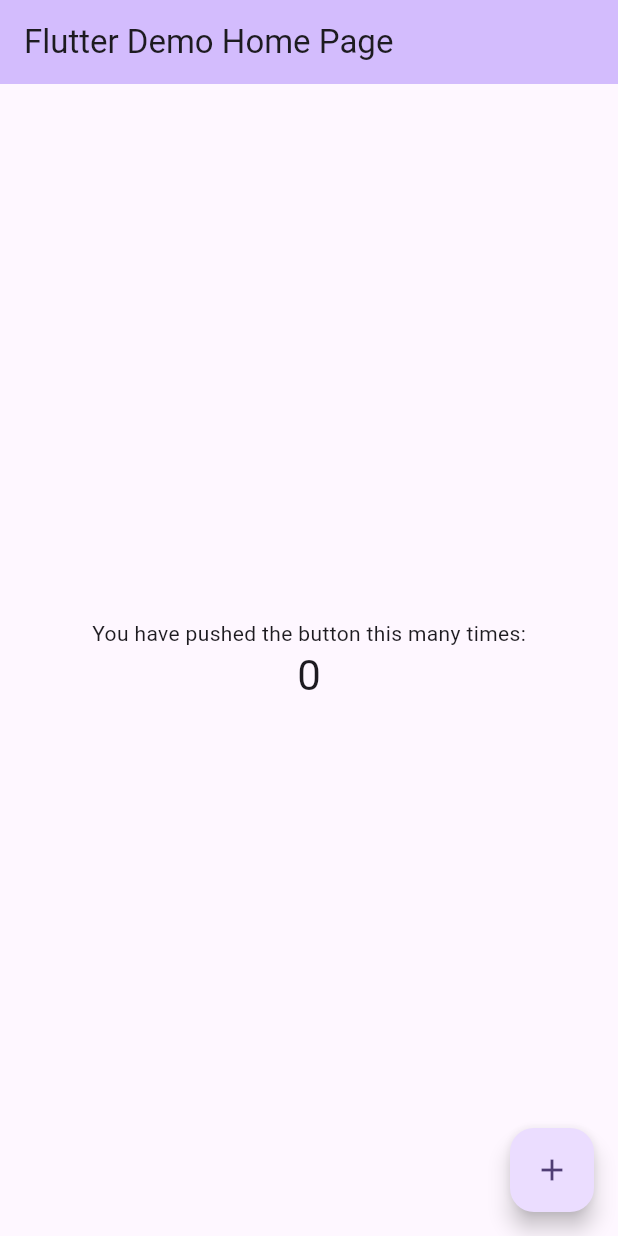
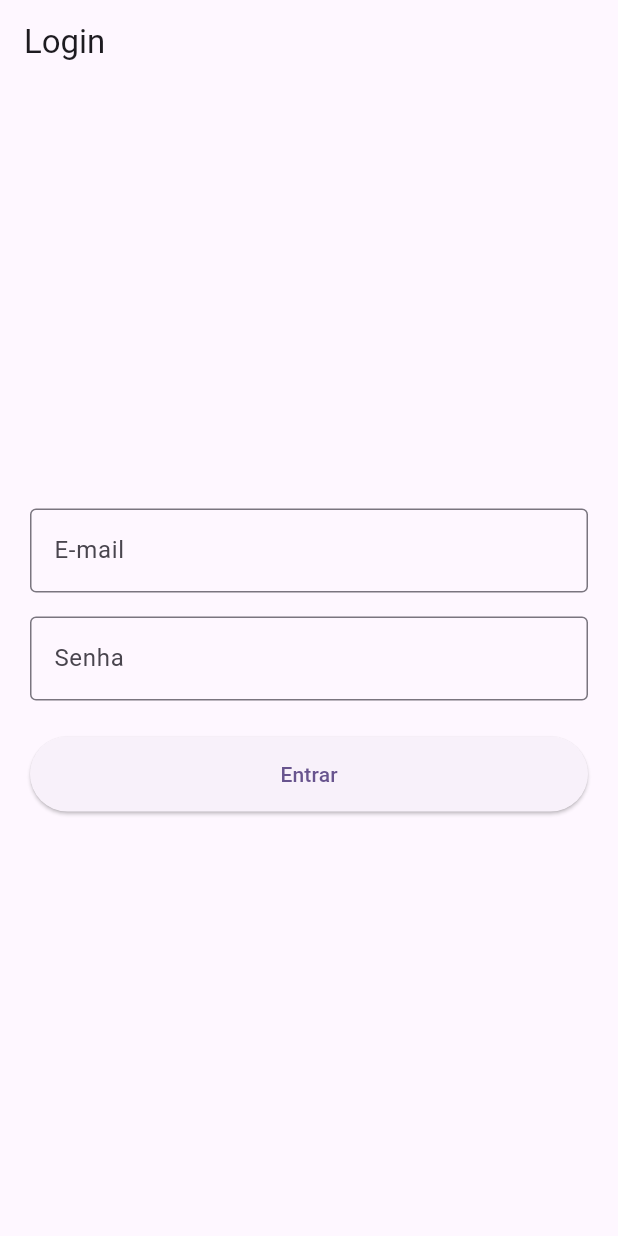
Before and after one commit to joaovitorht/training-gacha, a Flutter app: the screen it shows after launch, on a phone screen of 412 x 824 dp. Run offline on Flutter 3.47's test engine with Material 3 defaults, Android fonts, the phone set to English and light mode, and no system bars.

Commit message:
subindo frontend com login e register

```diff
--- a/frontend/lib/main.dart
+++ b/frontend/lib/main.dart
@@ -1,4 +1,5 @@
 import 'package:flutter/material.dart';
+import 'screens/login.dart';
 
 void main() {
   runApp(const MyApp());
@@ -7,116 +8,18 @@ void main() {
 class MyApp extends StatelessWidget {
   const MyApp({super.key});
 
-  // This widget is the root of your application.
   @override
   Widget build(BuildContext context) {
     return MaterialApp(
-      title: 'Flutter Demo',
+      debugShowCheckedModeBanner: false,
+      title: 'Training Gacha',
       theme: ThemeData(
-        // This is the theme of your application.
-        //
-        // TRY THIS: Try running your application with "flutter run". You'll see
-        // the application has a purple toolbar. Then, without quitting the app,
-        // try changing the seedColor in the colorScheme below to Colors.green
-        // and then invoke "hot reload" (save your changes or press the "hot
-        // reload" button in a Flutter-supported IDE, or press "r" if you used
-        // the command line to start the app).
-        //
-        // Notice that the counter didn't reset back to zero; the application
-        // state is not lost during the reload. To reset the state, use hot
-        // restart instead.
-        //
-        // This works for code too, not just values: Most code changes can be
-        // tested with just a hot reload.
-        colorScheme: .fromSeed(seedColor: Colors.deepPurple),
+        colorScheme: ColorScheme.fromSeed(
+          seedColor: Colors.deepPurple,
+        ),
+        useMaterial3: true,
       ),
-      home: const MyHomePage(title: 'Flutter Demo Home Page'),
+      home: const LoginScreen(),
     );
   }
 }
-
-class MyHomePage extends StatefulWidget {
-  const MyHomePage({super.key, required this.title});
-
-  // This widget is the home page of your application. It is stateful, meaning
-  // that it has a State object (defined below) that contains fields that affect
-  // how it looks.
-
-  // This class is the configuration for the state. It holds the values (in this
-  // case the title) provided by the parent (in this case the App widget) and
-  // used by the build method of the State. Fields in a Widget subclass are
-  // always marked "final".
-
-  final String title;
-
-  @override
-  State<MyHomePage> createState() => _MyHomePageState();
-}
-
-class _MyHomePageState extends State<MyHomePage> {
-  int _counter = 0;
-
-  void _incrementCounter() {
-    setState(() {
-      // This call to setState tells the Flutter framework that something has
-      // changed in this State, which causes it to rerun the build method below
-      // so that the display can reflect the updated values. If we changed
-      // _counter without calling setState(), then the build method would not be
-      // called again, and so nothing would appear to happen.
-      _counter++;
-    });
-  }
-
-  @override
-  Widget build(BuildContext context) {
-    // This method is rerun every time setState is called, for instance as done
-    // by the _incrementCounter method above.
-    //
-    // The Flutter framework has been optimized to make rerunning build methods
-    // fast, so that you can just rebuild anything that needs updating rather
-    // than having to individually change instances of widgets.
-    return Scaffold(
-      appBar: AppBar(
-        // TRY THIS: Try changing the color here to a specific color (to
-        // Colors.amber, perhaps?) and trigger a hot reload to see the AppBar
-        // change color while the other colors stay the same.
-        backgroundColor: Theme.of(context).colorScheme.inversePrimary,
-        // Here we take the value from the MyHomePage object that was created by
-        // the App.build method, and use it to set our appbar title.
-        title: Text(widget.title),
-      ),
-      body: Center(
-        // Center is a layout widget. It takes a single child and positions it
-        // in the middle of the parent.
-        child: Column(
-          // Column is also a layout widget. It takes a list of children and
-          // arranges them vertically. By default, it sizes itself to fit its
-          // children horizontally, and tries to be as tall as its parent.
-          //
-          // Column has various properties to control how it sizes itself and
-          // how it positions its children. Here we use mainAxisAlignment to
-          // center the children vertically; the main axis here is the vertical
-          // axis because Columns are vertical (the cross axis would be
-          // horizontal).
-          //
-          // TRY THIS: Invoke "debug painting" (choose the "Toggle Debug Paint"
-          // action in the IDE, or press "p" in the console), to see the
-          // wireframe for each widget.
-          mainAxisAlignment: .center,
-          children: [
-            const Text('You have pushed the button this many times:'),
-            Text(
-              '$_counter',
-              style: Theme.of(context).textTheme.headlineMedium,
-            ),
-          ],
-        ),
-      ),
-      floatingActionButton: FloatingActionButton(
-        onPressed: _incrementCounter,
-        tooltip: 'Increment',
-        child: const Icon(Icons.add),
-      ),
-    );
-  }
-}
--- /dev/null
+++ b/frontend/lib/screens/login.dart
@@ -0,0 +1,112 @@
+import 'package:flutter/material.dart';
+import '../services/auth_services.dart';
+
+class LoginScreen extends StatefulWidget {
+  const LoginScreen({super.key});
+
+  @override
+  State<LoginScreen> createState() => _LoginScreenState();
+}
+
+class _LoginScreenState extends State<LoginScreen> {
+  final emailController = TextEditingController();
+  final passwordController = TextEditingController();
+
+  final AuthService authService = AuthService();
+
+  bool isLoading = false;
+
+  Future<void> fazerLogin() async {
+    setState(() {
+      isLoading = true;
+    });
+
+    try {
+      final data = await authService.login(
+        emailController.text.trim(),
+        passwordController.text,
+      );
+
+      print('LOGIN REALIZADO!');
+      print(data);
+
+      if (!mounted) return;
+
+      ScaffoldMessenger.of(context).showSnackBar(
+        const SnackBar(
+          content: Text('Login realizado com sucesso!'),
+        ),
+      );
+    } catch (e) {
+      if (!mounted) return;
+
+      ScaffoldMessenger.of(context).showSnackBar(
+        SnackBar(
+          content: Text(e.toString()),
+        ),
+      );
+    } finally {
+      if (mounted) {
+        setState(() {
+          isLoading = false;
+        });
+      }
+    }
+  }
+
+  @override
+  void dispose() {
+    emailController.dispose();
+    passwordController.dispose();
+    super.dispose();
+  }
+
+  @override
+  Widget build(BuildContext context) {
+    return Scaffold(
+      appBar: AppBar(
+        title: const Text('Login'),
+      ),
+      body: Padding(
+        padding: const EdgeInsets.all(20),
+        child: Column(
+          mainAxisAlignment: MainAxisAlignment.center,
+          children: [
+            TextField(
+              controller: emailController,
+              keyboardType: TextInputType.emailAddress,
+              decoration: const InputDecoration(
+                labelText: 'E-mail',
+                border: OutlineInputBorder(),
+              ),
+            ),
+
+            const SizedBox(height: 16),
+
+            TextField(
+              controller: passwordController,
+              obscureText: true,
+              decoration: const InputDecoration(
+                labelText: 'Senha',
+                border: OutlineInputBorder(),
+              ),
+            ),
+
+            const SizedBox(height: 24),
+
+            SizedBox(
+              width: double.infinity,
+              height: 50,
+              child: ElevatedButton(
+                onPressed: isLoading ? null : fazerLogin,
+                child: isLoading
+                    ? const CircularProgressIndicator()
+                    : const Text('Entrar'),
+              ),
+            ),
+          ],
+        ),
+      ),
+    );
+  }
+}
--- /dev/null
+++ b/frontend/lib/services/auth_services.dart
@@ -0,0 +1,30 @@
+import 'dart:convert';
+import 'package:http/http.dart' as http;
+
+class AuthService {
+  final String baseUrl = 'http://10.0.2.2:3000/api';
+
+  Future<Map<String, dynamic>> login(
+      String email,
+      String password,
+      ) async {
+    final response = await http.post(
+      Uri.parse('$baseUrl/auth/login'),
+      headers: {
+        'Content-Type': 'application/json',
+      },
+      body: jsonEncode({
+        'email': email,
+        'password': password,
+      }),
+    );
+
+    final data = jsonDecode(response.body);
+
+    if (response.statusCode == 200) {
+      return data;
+    }
+
+    throw Exception(data['message'] ?? 'Erro ao fazer login');
+  }
+}
--- a/frontend/pubspec.yaml
+++ b/frontend/pubspec.yaml
@@ -34,6 +34,7 @@ dependencies:
   # The following adds the Cupertino Icons font to your application.
   # Use with the CupertinoIcons class for iOS style icons.
   cupertino_icons: ^1.0.8
+  http: ^1.6.0
 
 dev_dependencies:
   flutter_test:
```
Also changed, not shown: frontend/pubspec.lock, 1 other file.
